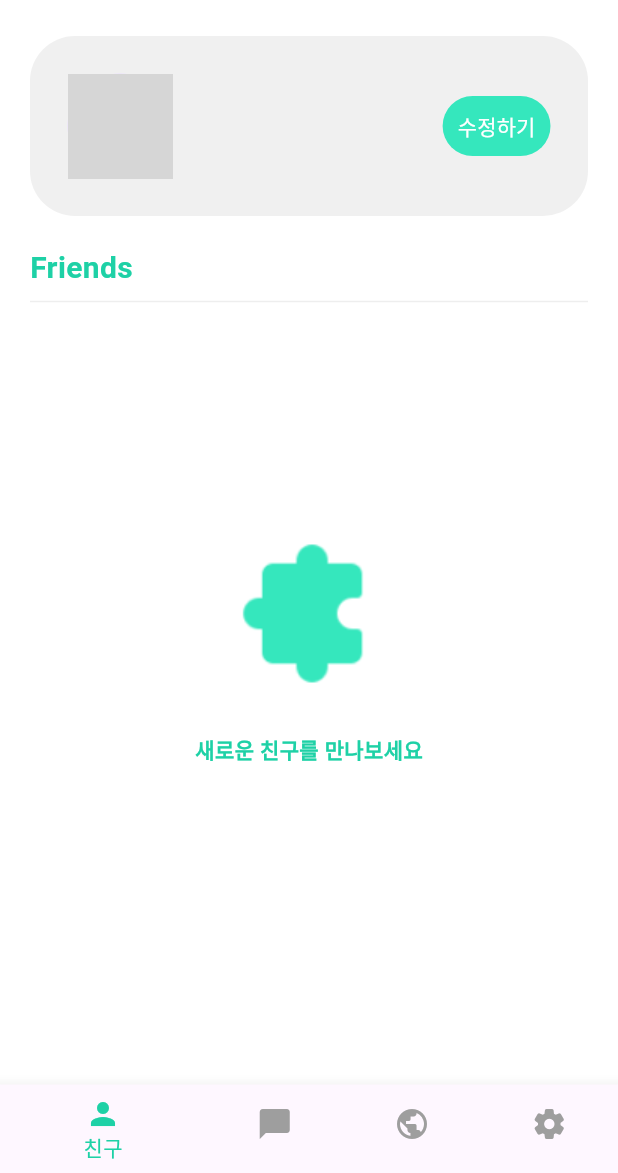
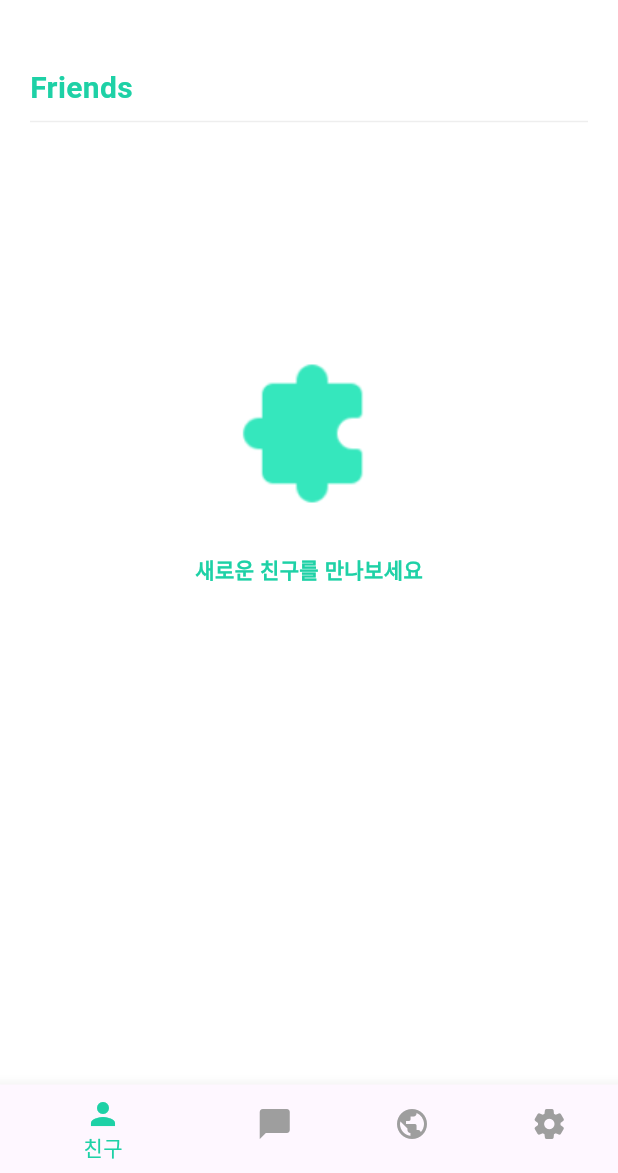
Before and after one commit to kchabin/withend_2023, a Flutter app: the screen it shows once a user with an empty profile is signed in, on a phone screen of 412 x 824 dp, the part 63-1236 px from its top. Run offline on Flutter 3.47's test engine with Material 2 defaults, Android fonts, the phone set to English and light mode, and no system bars; our stand-ins replace cloud_firestore, firebase_auth, firebase_core, firebase_storage, flutter_rating_bar, image_picker and 1 more; missing offline and left inert: dart:ffi; accounts and stored records are empty; network calls fail; Roboto replaces fonts that are missing (Pretendard); grey boxes are pictures that could not be loaded.

Commit message:
withend application development

```diff
--- a/lib/screens/friend_list.dart
+++ b/lib/screens/friend_list.dart
@@ -26,6 +26,7 @@ class _FriendListState extends State<FriendList> {
   late Reference _ref; //유저 사진 받아올 reference
   late Reference _friendRef; //친구 사진 url 받아올 reference
   late String userUrl = ''; //유저 사진 url
+  bool _loading = true;
 
   @override
   void initState() {
@@ -37,6 +38,9 @@ class _FriendListState extends State<FriendList> {
   }
 
   Future<void> getUserInfo() async {
+    setState(() {
+      _loading = true;
+    });
     String uid = FirebaseAuth.instance.currentUser!.uid;
     var result = await db.collection('users').doc(uid).get();
     String url = await _ref.getDownloadURL();
@@ -55,13 +59,22 @@ class _FriendListState extends State<FriendList> {
         selfIntro = '';
       });
     }
+    setState(() {
+      _loading = false;
+    });
   }
 
   Future<void> loadFriendInfo() async {
+    setState(() {
+      _loading = true;
+    });
     for (int i = 0; i < friendList.length; i++) {
       var id = friendList[i];
       await getFriendInfo(id);
     }
+    setState(() {
+      _loading = false;
+    });
   }
 
   Future<void> getFriendInfo(String id) async {
@@ -86,6 +99,7 @@ class _FriendListState extends State<FriendList> {
       padding: const EdgeInsets.symmetric(horizontal: 20, vertical: 10),
       child: Column(
         children: [
+          if (friendList.isNotEmpty)
             Container(
               padding: const EdgeInsets.all(25),
               decoration: BoxDecoration(
@@ -149,6 +163,7 @@ class _FriendListState extends State<FriendList> {
                 ],
               ),
             ),
+
           const SizedBox(height: 20),
           const Row(
             mainAxisAlignment: MainAxisAlignment.start,
@@ -165,7 +180,11 @@ class _FriendListState extends State<FriendList> {
           ),
           Divider(color: Colors.grey.shade200, thickness: 1.0), //구분선
           if (friendList.isNotEmpty) //friednList 비어있는지
-            Expanded(
+            _loading
+                ? const Center(
+                    child: CircularProgressIndicator(),
+                  )
+                : Expanded(
                     child: ListView.builder(
                       itemCount: friendList.length,
                       itemBuilder: (context, int index) {
@@ -190,7 +209,6 @@ class _FriendListState extends State<FriendList> {
                       scrollDirection: Axis.vertical,
                     ),
                   ),
-
           const SizedBox(
             height: 150,
           ),
--- a/lib/widgets/chat_messages.dart
+++ b/lib/widgets/chat_messages.dart
@@ -29,7 +29,7 @@ class ChatMessages extends StatelessWidget {
 
         if (!chatSnapshots.hasData || chatSnapshots.data!.docs.isEmpty) {
           return const Center(
-            child: Text('No messages found'),
+            child: Text('대화를 시작해보세요!'),
           );
         }
         if (chatSnapshots.hasError) {
```
Lines whose indentation alone changed are shown as unchanged.
